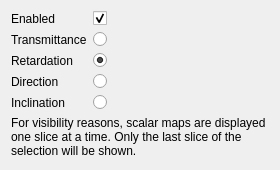
First picture: the form in include/pli_vis/ui/plugins/scalar_toolbox.ui, repository VRGroupRWTH/pli_view, before the edit.
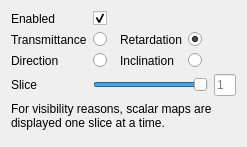
Second picture: the form after the edit.

The edit to the form file:
```diff
--- a/include/pli_vis/ui/plugins/scalar_toolbox.ui
+++ b/include/pli_vis/ui/plugins/scalar_toolbox.ui
@@ -6,22 +6,22 @@
    <rect>
     <x>0</x>
     <y>0</y>
-    <width>280</width>
-    <height>170</height>
+    <width>247</width>
+    <height>147</height>
    </rect>
   </property>
   <property name="windowTitle">
    <string>Scalar Map Toolbox</string>
   </property>
   <layout class="QGridLayout" name="gridLayout">
-   <item row="0" column="0" rowspan="2">
+   <item row="0" column="0">
     <widget class="QLabel" name="label_enabled">
      <property name="text">
       <string>Enabled</string>
      </property>
     </widget>
    </item>
-   <item row="0" column="1" rowspan="2" colspan="2">
+   <item row="0" column="1">
     <widget class="QCheckBox" name="checkbox_enabled">
      <property name="sizePolicy">
       <sizepolicy hsizetype="Preferred" vsizetype="Preferred">
@@ -40,27 +40,14 @@
      </property>
     </widget>
    </item>
-   <item row="1" column="2" rowspan="5">
-    <spacer name="spacer_horizontal">
-     <property name="orientation">
-      <enum>Qt::Horizontal</enum>
-     </property>
-     <property name="sizeHint" stdset="0">
-      <size>
-       <width>40</width>
-       <height>20</height>
-      </size>
-     </property>
-    </spacer>
-   </item>
-   <item row="2" column="0">
+   <item row="1" column="0">
     <widget class="QLabel" name="label_transmittance">
      <property name="text">
       <string>Transmittance</string>
      </property>
     </widget>
    </item>
-   <item row="2" column="1">
+   <item row="1" column="1">
     <widget class="QRadioButton" name="checkbox_transmittance">
      <property name="layoutDirection">
       <enum>Qt::LeftToRight</enum>
@@ -73,14 +60,14 @@
      </property>
     </widget>
    </item>
-   <item row="3" column="0">
+   <item row="1" column="2">
     <widget class="QLabel" name="label_retardation">
      <property name="text">
       <string>Retardation</string>
      </property>
     </widget>
    </item>
-   <item row="3" column="1">
+   <item row="1" column="3">
     <widget class="QRadioButton" name="checkbox_retardation">
      <property name="layoutDirection">
       <enum>Qt::LeftToRight</enum>
@@ -93,14 +80,14 @@
      </property>
     </widget>
    </item>
-   <item row="4" column="0">
+   <item row="2" column="0">
     <widget class="QLabel" name="label_direction">
      <property name="text">
       <string>Direction</string>
      </property>
     </widget>
    </item>
-   <item row="4" column="1">
+   <item row="2" column="1">
     <widget class="QRadioButton" name="checkbox_direction">
      <property name="layoutDirection">
       <enum>Qt::LeftToRight</enum>
@@ -113,14 +100,14 @@
      </property>
     </widget>
    </item>
-   <item row="5" column="0">
+   <item row="2" column="2">
     <widget class="QLabel" name="label_inclination">
      <property name="text">
       <string>Inclination</string>
      </property>
     </widget>
    </item>
-   <item row="5" column="1">
+   <item row="2" column="3">
     <widget class="QRadioButton" name="checkbox_inclination">
      <property name="layoutDirection">
       <enum>Qt::LeftToRight</enum>
@@ -133,17 +120,77 @@
      </property>
     </widget>
    </item>
-   <item row="6" column="0" colspan="3">
+   <item row="3" column="0">
+    <widget class="QLabel" name="label_slice">
+     <property name="sizePolicy">
+      <sizepolicy hsizetype="Preferred" vsizetype="Preferred">
+       <horstretch>0</horstretch>
+       <verstretch>0</verstretch>
+      </sizepolicy>
+     </property>
+     <property name="text">
+      <string>Slice</string>
+     </property>
+    </widget>
+   </item>
+   <item row="3" column="1" colspan="3">
+    <widget class="QSlider" name="slider_slice">
+     <property name="sizePolicy">
+      <sizepolicy hsizetype="Preferred" vsizetype="Preferred">
+       <horstretch>4</horstretch>
+       <verstretch>0</verstretch>
+      </sizepolicy>
+     </property>
+     <property name="minimumSize">
+      <size>
+       <width>0</width>
+       <height>0</height>
+      </size>
+     </property>
+     <property name="maximum">
+      <number>10000</number>
+     </property>
+     <property name="value">
+      <number>10000</number>
+     </property>
+     <property name="sliderPosition">
+      <number>10000</number>
+     </property>
+     <property name="orientation">
+      <enum>Qt::Horizontal</enum>
+     </property>
+    </widget>
+   </item>
+   <item row="3" column="4">
+    <widget class="QLineEdit" name="line_edit_slice">
+     <property name="sizePolicy">
+      <sizepolicy hsizetype="Preferred" vsizetype="Preferred">
+       <horstretch>1</horstretch>
+       <verstretch>0</verstretch>
+      </sizepolicy>
+     </property>
+     <property name="text">
+      <string/>
+     </property>
+     <property name="alignment">
+      <set>Qt::AlignLeading|Qt::AlignLeft|Qt::AlignVCenter</set>
+     </property>
+     <property name="placeholderText">
+      <string>1</string>
+     </property>
+    </widget>
+   </item>
+   <item row="4" column="0" colspan="5">
     <widget class="QLabel" name="label">
      <property name="text">
-      <string>For visibility reasons, scalar maps are displayed one slice at a time. Only the last slice of the selection will be shown.</string>
+      <string>For visibility reasons, scalar maps are displayed one slice at a time.</string>
      </property>
      <property name="wordWrap">
       <bool>true</bool>
      </property>
     </widget>
    </item>
-   <item row="7" column="0" colspan="3">
+   <item row="5" column="2">
     <spacer name="spacer_vertical">
      <property name="orientation">
       <enum>Qt::Vertical</enum>
```
Left out of the diff: 7 changed lines with no effect on the pictures.
